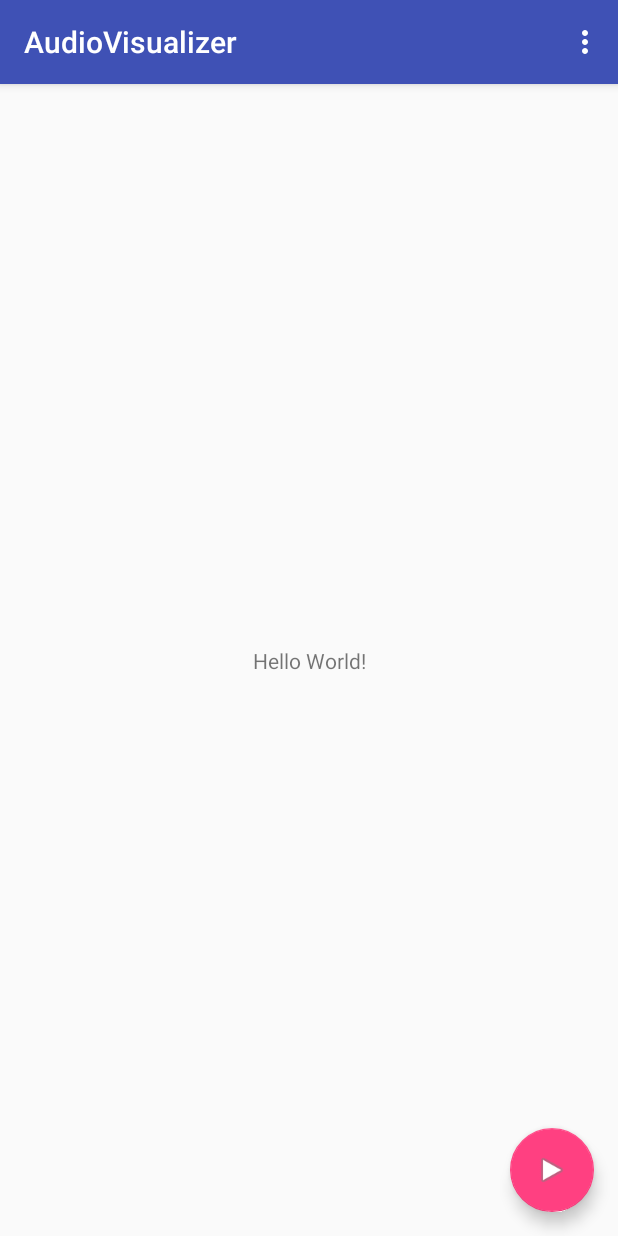
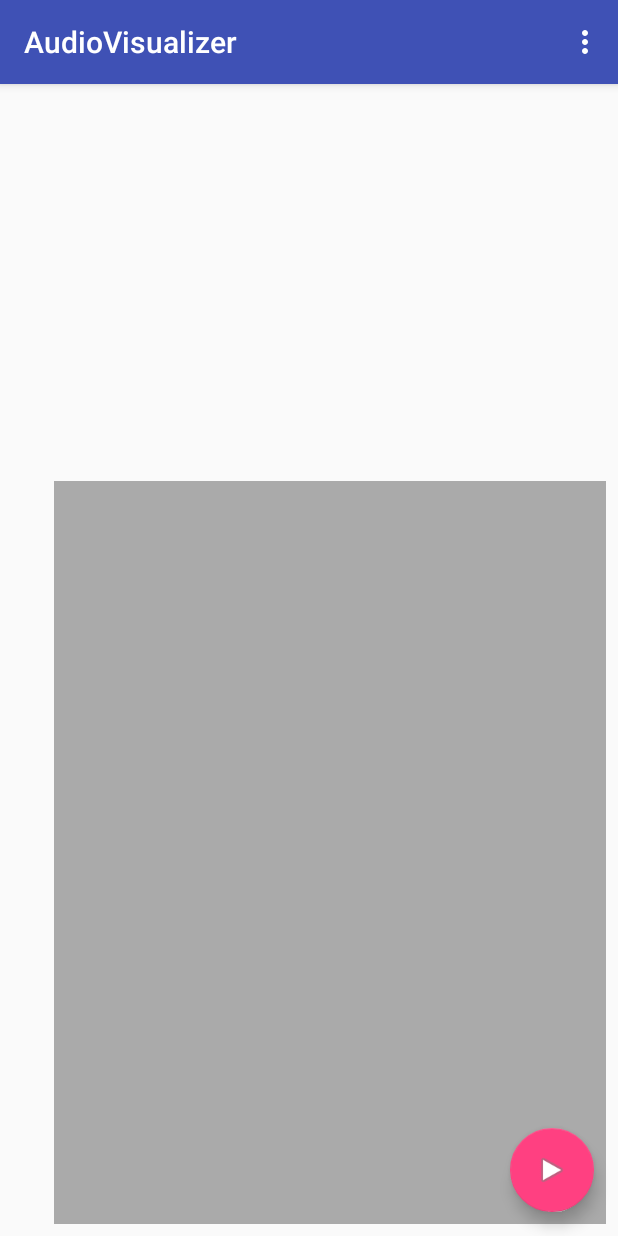
Before and after one commit to DevHossamHassan/AudioVisualizer, an Android app: the screen it shows after launch (MainActivity), on a phone screen of 412 x 824 dp. Run offline under Robolectric (Android 15) with nearby library versions, the phone set to English and light mode, and no system bars.

Commit message:
Create VotekAudioVisualizerCustomView

```diff
--- /dev/null
+++ b/app/src/main/java/com/letsgotoperfection/audiovisualizer/VotekAudioVisualizerView.java
@@ -0,0 +1,56 @@
+package com.letsgotoperfection.audiovisualizer;
+
+import android.content.Context;
+import android.graphics.Canvas;
+import android.graphics.Paint;
+import android.graphics.Rect;
+import android.support.annotation.Nullable;
+import android.util.AttributeSet;
+import android.view.View;
+
+/**
+ * @author hossam.
+ */
+
+public class VotekAudioVisualizerView extends View {
+    Rect rect;
+    Paint paint;
+    private final static int SQUARE_SIZE = 200;
+
+    public VotekAudioVisualizerView(Context context) {
+        super(context);
+        init(null);
+    }
+
+    public VotekAudioVisualizerView(Context context, @Nullable AttributeSet attrs) {
+        super(context, attrs);
+        init(attrs);
+    }
+
+    public VotekAudioVisualizerView(Context context, @Nullable AttributeSet attrs, int
+            defStyleAttr) {
+        super(context, attrs, defStyleAttr);
+        init(attrs);
+
+    }
+
+    public VotekAudioVisualizerView(Context context, @Nullable AttributeSet attrs, int
+            defStyleAttr, int defStyleRes) {
+        super(context, attrs, defStyleAttr, defStyleRes);
+        init(attrs);
+    }
+
+    private void init(@Nullable AttributeSet attrs) {
+        rect = new Rect();
+        rect.top = 10;
+        rect.left = 10;
+        rect.right = rect.left + SQUARE_SIZE;
+        rect.bottom = rect.top + SQUARE_SIZE;
+        paint = new Paint(Paint.ANTI_ALIAS_FLAG);
+    }
+
+    @Override
+    protected void onDraw(Canvas canvas) {
+        canvas.drawRect(rect,paint);
+    }
+}
--- a/app/src/main/res/layout/content_main.xml
+++ b/app/src/main/res/layout/content_main.xml
@@ -9,14 +9,19 @@
     tools:context="com.letsgotoperfection.audiovisualizer.MainActivity"
     tools:showIn="@layout/activity_main">
 
-    <TextView
-        android:layout_width="wrap_content"
-        android:layout_height="wrap_content"
-        android:text="Hello World!"
+
+    <com.letsgotoperfection.audiovisualizer.VotekAudioVisualizerView
+        android:layout_width="368dp"
+        android:layout_height="495dp"
+        android:background="@android:color/darker_gray"
+        android:foreground="@android:color/darker_gray"
+        android:id="@+id/votekAudioVisualizerView"
+        android:layout_marginBottom="8dp"
+        android:layout_marginLeft="-311dp"
+        android:layout_marginRight="8dp"
+        app:layout_constraintRight_toRightOf="parent"
         app:layout_constraintBottom_toBottomOf="parent"
-        app:layout_constraintLeft_toLeftOf="parent"
-        app:layout_constraintRight_toRightOf="parent"
-        app:layout_constraintTop_toTopOf="parent"/>
+        app:layout_constraintHorizontal_bias="0.859"/>
 
 
 
```
